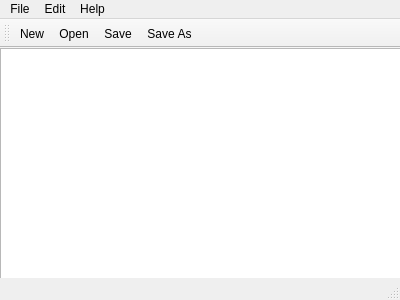
Above: notepad.ui from lzzy12/Qnotepad before the change. Below: the same form after it.
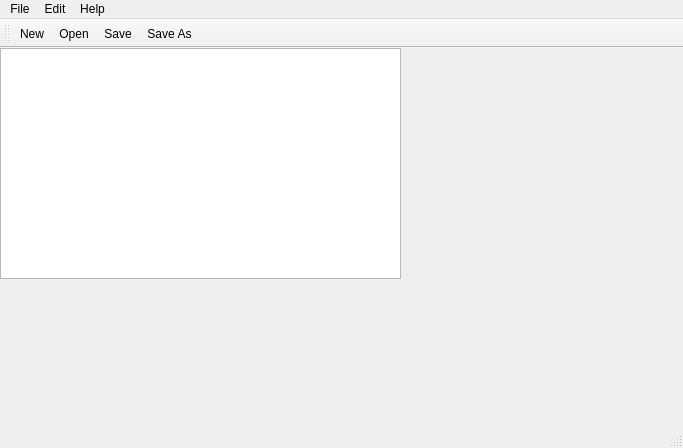
That is the form after the change. Icons and pictures are not drawn.

Commit message: Implement undo/redo features and also clean code a bit

Diff of the .ui file:
```diff
--- a/notepad.ui
+++ b/notepad.ui
@@ -6,8 +6,8 @@
    <rect>
     <x>0</x>
     <y>0</y>
-    <width>400</width>
-    <height>300</height>
+    <width>683</width>
+    <height>448</height>
    </rect>
   </property>
   <property name="windowTitle">
@@ -30,7 +30,7 @@
     <rect>
      <x>0</x>
      <y>0</y>
-     <width>400</width>
+     <width>683</width>
      <height>19</height>
     </rect>
    </property>
```
Left out of the diff: 17 changed lines with no effect on the pictures. The commit also changes 2 other files.
